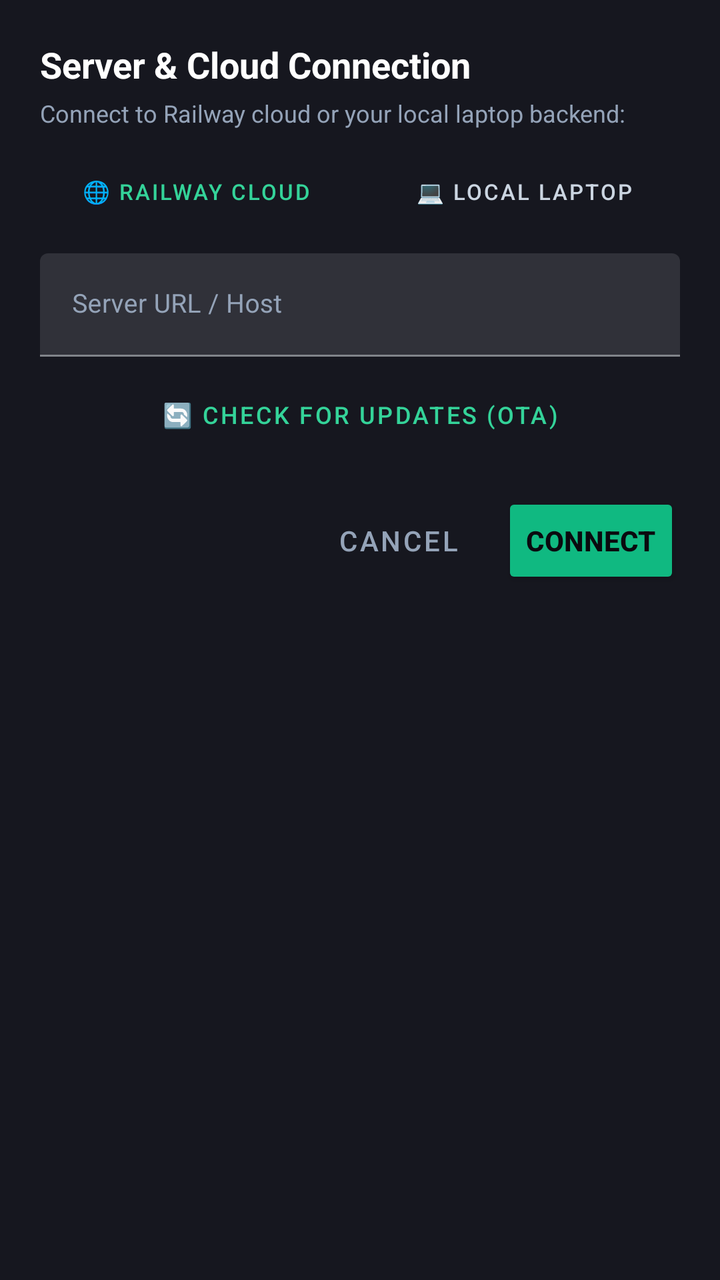
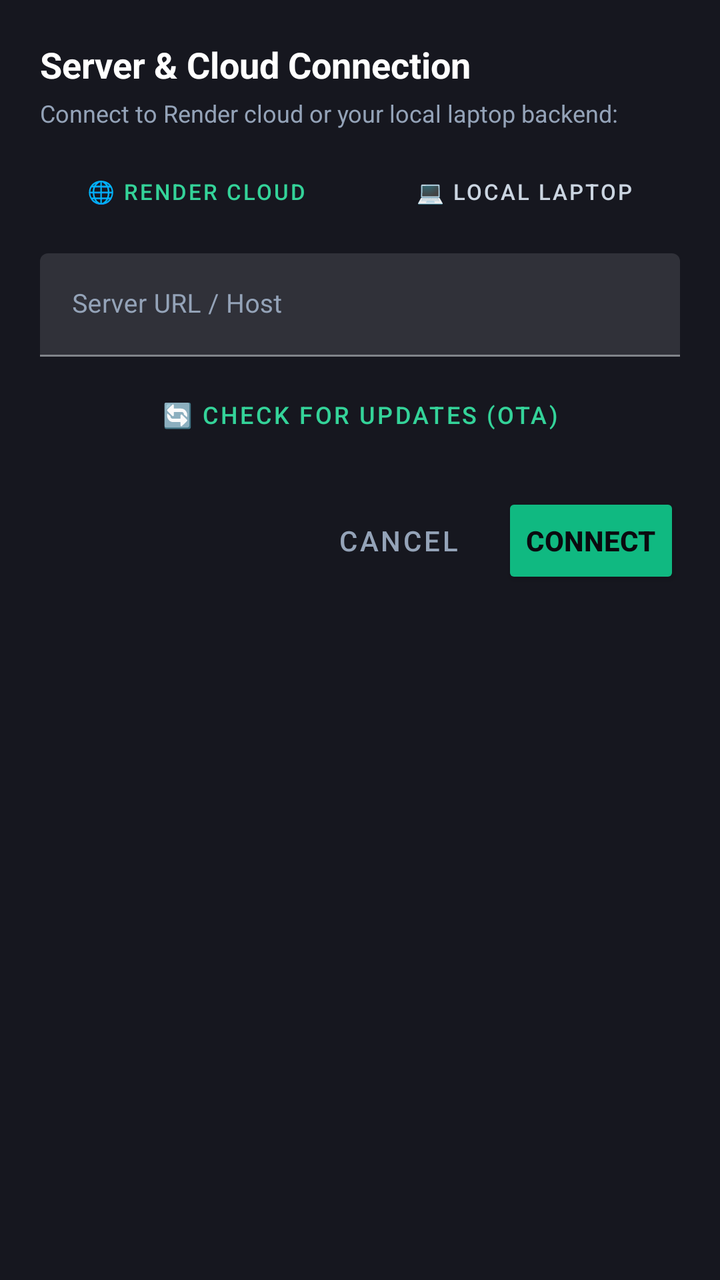

Compare the two renders of this Android layout. The source of the first and the diff that turns it into the second are given below.
<!-- AndroidManifest.xml: application theme Theme.SmartEnergyTracker -->
<!-- res/layout/dialog_server_ip.xml -->
<?xml version="1.0" encoding="utf-8"?>
<LinearLayout xmlns:android="http://schemas.android.com/apk/res/android"
    android:layout_width="match_parent"
    android:layout_height="wrap_content"
    android:background="@color/bg_card"
    android:orientation="vertical"
    android:padding="20dp">

    <TextView
        android:layout_width="wrap_content"
        android:layout_height="wrap_content"
        android:text="Server &amp; Cloud Connection"
        android:textColor="@color/text_white"
        android:textSize="18sp"
        android:textStyle="bold" />

    <TextView
        android:layout_width="wrap_content"
        android:layout_height="wrap_content"
        android:layout_marginTop="4dp"
        android:text="Connect to Railway cloud or your local laptop backend:"
        android:textColor="@color/text_slate_400"
        android:textSize="12sp" />

    
    <LinearLayout
        android:layout_width="match_parent"
        android:layout_height="wrap_content"
        android:layout_marginTop="12dp"
        android:orientation="horizontal">

        <Button
            android:id="@+id/btnPresetRailway"
            style="@style/Widget.MaterialComponents.Button.OutlinedButton"
            android:layout_width="0dp"
            android:layout_height="38dp"
            android:layout_weight="1"
            android:layout_marginEnd="4dp"
            android:insetTop="0dp"
            android:insetBottom="0dp"
            android:padding="0dp"
            android:text="🌐 Railway Cloud"
            android:textColor="@color/emerald_400"
            android:textSize="11sp" />

        <Button
            android:id="@+id/btnPresetLocal"
            style="@style/Widget.MaterialComponents.Button.OutlinedButton"
            android:layout_width="0dp"
            android:layout_height="38dp"
            android:layout_weight="1"
            android:layout_marginStart="4dp"
            android:insetTop="0dp"
            android:insetBottom="0dp"
            android:padding="0dp"
            android:text="💻 Local Laptop"
            android:textColor="@color/text_slate_300"
            android:textSize="11sp" />
    </LinearLayout>

    <com.google.android.material.textfield.TextInputLayout
        android:layout_width="match_parent"
        android:layout_height="wrap_content"
        android:layout_marginTop="12dp"
        android:textColorHint="@color/text_slate_400">

        <com.google.android.material.textfield.TextInputEditText
            android:id="@+id/etServerIp"
            android:layout_width="match_parent"
            android:layout_height="wrap_content"
            android:hint="Server URL / Host"
            android:inputType="textUri"
            android:textColor="@color/text_white"
            android:textSize="13sp" />
    </com.google.android.material.textfield.TextInputLayout>

    <Button
        android:id="@+id/btnCheckOtaUpdate"
        style="@style/Widget.MaterialComponents.Button.OutlinedButton"
        android:layout_width="match_parent"
        android:layout_height="38dp"
        android:layout_marginTop="10dp"
        android:insetTop="0dp"
        android:insetBottom="0dp"
        android:text="🔄 Check for Updates (OTA)"
        android:textColor="@color/emerald_400"
        android:textSize="12sp" />

    <LinearLayout
        android:layout_width="match_parent"
        android:layout_height="wrap_content"
        android:layout_marginTop="20dp"
        android:gravity="end"
        android:orientation="horizontal">

        <Button
            android:id="@+id/btnCancelIp"
            style="@style/Widget.MaterialComponents.Button.TextButton"
            android:layout_width="wrap_content"
            android:layout_height="wrap_content"
            android:text="Cancel"
            android:textColor="@color/text_slate_400" />

        <Button
            android:id="@+id/btnSaveIp"
            android:layout_width="wrap_content"
            android:layout_height="wrap_content"
            android:layout_marginStart="8dp"
            android:backgroundTint="@color/emerald_500"
            android:text="Connect"
            android:textColor="@color/bg_dark"
            android:textStyle="bold" />
    </LinearLayout>

</LinearLayout>
<!-- resources referenced by this layout -->
<resources>
  <color name="bg_card">#16171F</color>
  <color name="bg_dark">#0A0A0F</color>
  <color name="emerald_400">#34D399</color>
  <color name="emerald_500">#10B981</color>
  <color name="text_slate_300">#CBD5E1</color>
  <color name="text_slate_400">#94A3B8</color>
  <color name="text_white">#FFFFFF</color>
  <style name="Theme.SmartEnergyTracker" parent="Theme.MaterialComponents.DayNight.NoActionBar">
          
          <item name="colorPrimary">@color/blue_500</item>
          <item name="colorPrimaryVariant">@color/blue_600</item>
          <item name="colorOnPrimary">@color/text_white</item>
          <item name="colorSecondary">@color/blue_400</item>
          <item name="colorOnSecondary">@color/text_white</item>
  
          
          <item name="android:windowBackground">@color/bg_dark</item>
          <item name="android:statusBarColor">@color/bg_dark</item>
          <item name="android:navigationBarColor">@color/bg_dark</item>
          <item name="android:windowLightStatusBar" tools:targetApi="m">false</item>
          <item name="android:windowLightNavigationBar" tools:targetApi="o_mr1">false</item>
  
          
          <item name="colorControlNormal">@color/text_muted</item>
          <item name="colorControlActivated">@color/blue_500</item>
          <item name="colorControlHighlight">@color/blue_bg</item>
  
          
          <item name="colorSurface">@color/bg_card</item>
          <item name="colorOnSurface">@color/text_primary</item>
          <item name="android:colorBackground">@color/bg_dark</item>
      </style>
  <color name="blue_500">#3B82F6</color>
  <color name="blue_600">#2563EB</color>
  <color name="blue_400">#60A5FA</color>
  <color name="text_muted">#475569</color>
  <color name="blue_bg">#1A3B82F6</color>
  <color name="text_primary">#F1F5F9</color>
</resources>

<!-- the commit's change to res/layout/dialog_server_ip.xml (unified diff, before → after) -->
@@ -18,7 +18,7 @@
         android:layout_width="wrap_content"
         android:layout_height="wrap_content"
         android:layout_marginTop="4dp"
-        android:text="Connect to Railway cloud or your local laptop backend:"
+        android:text="Connect to Render cloud or your local laptop backend:"
         android:textColor="@color/text_slate_400"
         android:textSize="12sp" />
 
@@ -39,7 +39,7 @@
             android:insetTop="0dp"
             android:insetBottom="0dp"
             android:padding="0dp"
-            android:text="🌐 Railway Cloud"
+            android:text="🌐 Render Cloud"
             android:textColor="@color/emerald_400"
             android:textSize="11sp" />
 
